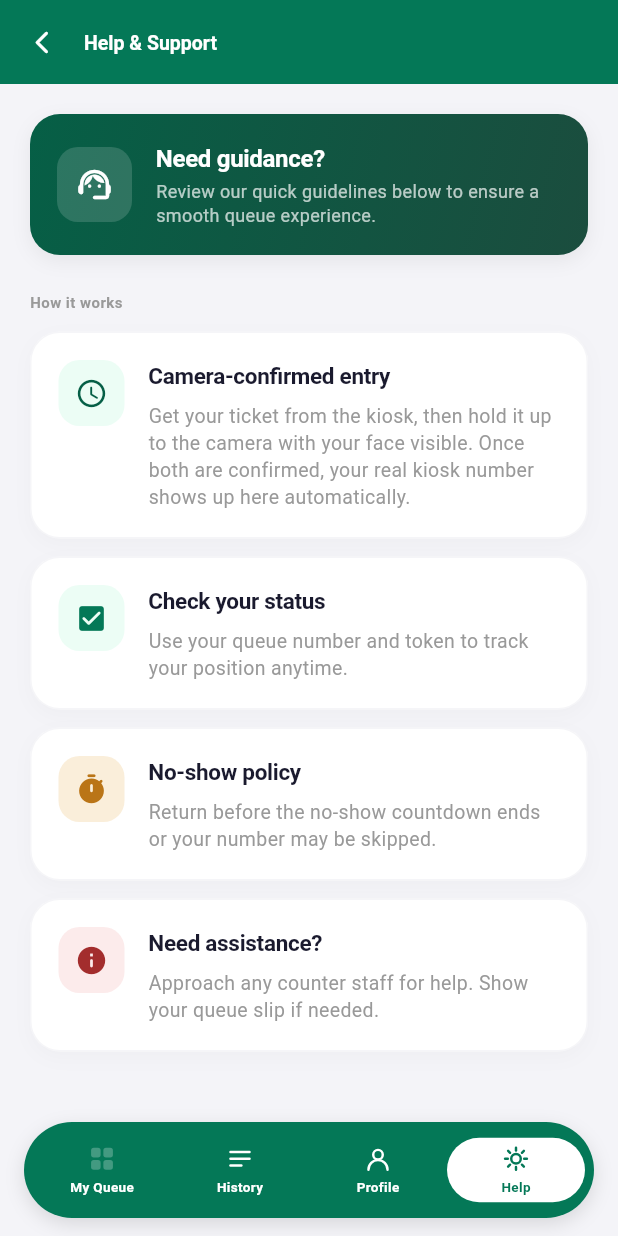
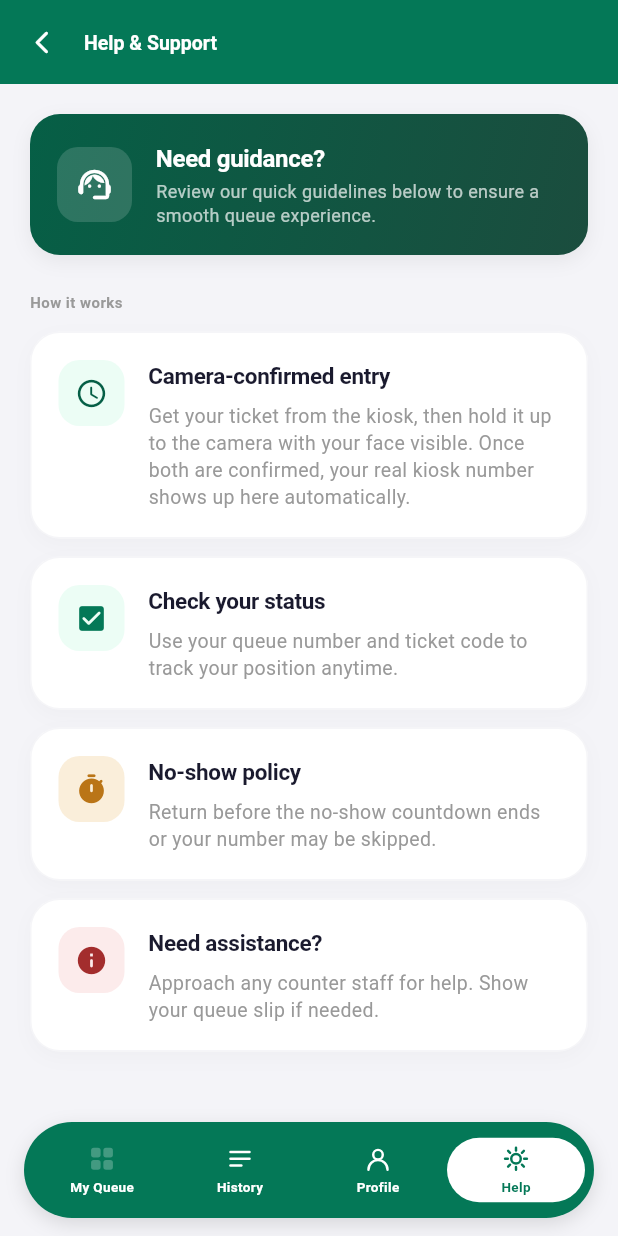
Before and after one commit to ArBalbin/queueflow_mobile, a Flutter app: the HelpScreen screen opened by its route, on a phone screen of 412 x 824 dp. Run offline on Flutter 3.47's test engine with Material 3 defaults, Android fonts, the phone set to English and light mode, and no system bars; our stand-ins replace camera, google_sign_in, image_picker, shared_preferences; missing offline and left inert: google_mlkit_face_detection, mobile_scanner; accounts and stored records are empty; network calls fail.

Commit message:
Call the slip code a ticket code

```diff
--- a/lib/screens/help_screen.dart
+++ b/lib/screens/help_screen.dart
@@ -101,7 +101,7 @@ class HelpScreen extends StatelessWidget {
               icon: Icons.check_box_rounded,
               title: 'Check your status',
               body:
-                  'Use your queue number and token to track your position anytime.',
+                  'Use your queue number and ticket code to track your position anytime.',
             ),
             const SizedBox(height: 12),
             const _HelpCard(
--- a/lib/screens/login_screen.dart
+++ b/lib/screens/login_screen.dart
@@ -35,7 +35,7 @@ class _LoginScreenState extends State<LoginScreen> {
     if (queue.isEmpty || token.isEmpty) {
       setState(
         () =>
-            _errorMessage = 'Please enter both queue number and access token.',
+            _errorMessage = 'Please enter both your queue number and ticket code.',
       );
       return;
     }
@@ -168,7 +168,7 @@ class _LoginScreenState extends State<LoginScreen> {
               ),
               const SizedBox(height: 16),
               _InputField(
-                label: 'ACCESS TOKEN',
+                label: 'TICKET CODE',
                 hint: 'Enter your unique code',
                 controller: _tokenController,
                 isPassword: true,
@@ -209,7 +209,7 @@ class _LoginScreenState extends State<LoginScreen> {
               ),
               const SizedBox(height: 16),
               const Text(
-                'Token is shown on your queue slip',
+                'The code is printed on your queue slip',
                 textAlign: TextAlign.center,
                 style: TextStyle(fontSize: 11, color: AppColors.textLight),
               ),
--- a/lib/screens/profile_screen.dart
+++ b/lib/screens/profile_screen.dart
@@ -21,8 +21,8 @@ class ProfileScreen extends StatelessWidget {
         credentials?.queueLabel ??
         'No active queue';
     final tokenLabel = credentials == null
-        ? 'Token: not loaded'
-        : 'Token: ${credentials.maskedToken}';
+        ? 'Ticket code: not loaded'
+        : 'Ticket code: ${credentials.maskedToken}';
     final statusLabel = snapshot?.status.status ?? 'Not checked';
 
     final displayName = isStudent && studentProfile.fullName?.isNotEmpty == true
@@ -166,7 +166,7 @@ class ProfileScreen extends StatelessWidget {
               child: Column(
                 crossAxisAlignment: CrossAxisAlignment.start,
                 children: [
-                  const SectionLabel('My active token'),
+                  const SectionLabel('My ticket code'),
                   const SizedBox(height: 10),
                   Container(
                     padding: const EdgeInsets.all(18),
--- a/lib/screens/queue_waiting_screen.dart
+++ b/lib/screens/queue_waiting_screen.dart
@@ -483,7 +483,7 @@ class _EmptyQueueState extends StatelessWidget {
           ),
           const SizedBox(height: 6),
           const Text(
-            'Enter your queue number and access token to check your live status.',
+            'Enter your queue number and ticket code to check your live status.',
             textAlign: TextAlign.center,
             style: TextStyle(
               fontSize: 12,
--- a/lib/screens/youre_next_screen.dart
+++ b/lib/screens/youre_next_screen.dart
@@ -736,7 +736,7 @@ class _EmptyNextState extends StatelessWidget {
           ),
           const SizedBox(height: 6),
           const Text(
-            'Enter your queue number and access token to check your live status.',
+            'Enter your queue number and ticket code to check your live status.',
             textAlign: TextAlign.center,
             style: TextStyle(fontSize: 12, color: AppColors.textMuted, height: 1.4),
           ),
--- a/pubspec.yaml
+++ b/pubspec.yaml
@@ -3,7 +3,7 @@ description: "A new Flutter project."
 
 publish_to: "none"
 
-version: 1.0.4+5
+version: 1.0.5+6
 
 environment:
   sdk: ^3.10.7
```
